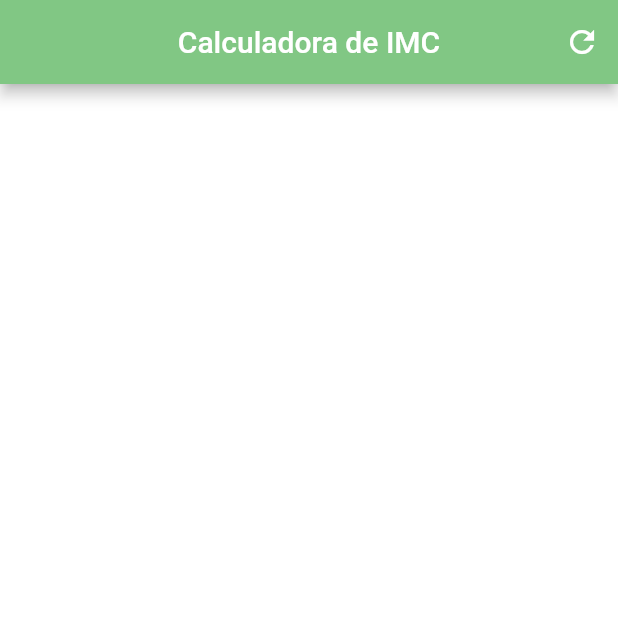
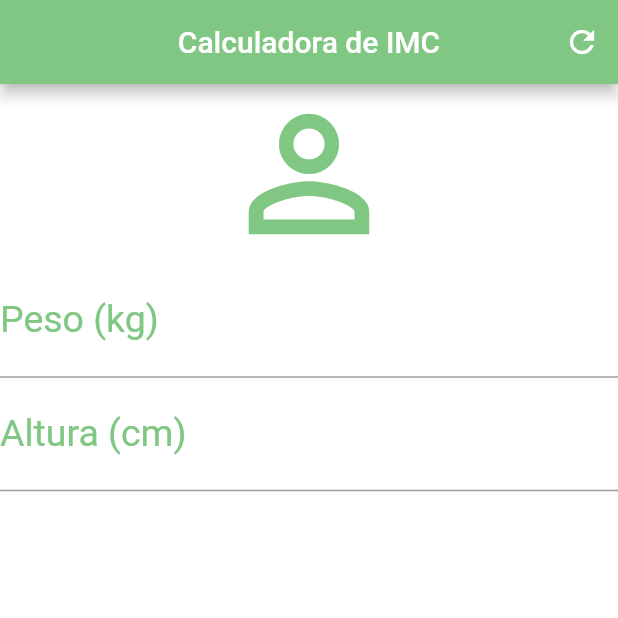
Before and after one commit to karinesobrinho/calculoIMC, a Flutter app: the screen it shows after launch, on a phone screen of 412 x 824 dp, the top half of it. Run offline on Flutter 3.47's test engine with Material 2 defaults, Android fonts, the phone set to English and light mode, and no system bars.

Commit message:
textInput ok

```diff
--- a/lib/main.dart
+++ b/lib/main.dart
@@ -24,6 +24,28 @@ class _HomeState extends State<Home> {
         ],
       ),
       backgroundColor: Colors.white,
+      body: Column(
+        crossAxisAlignment: CrossAxisAlignment.stretch,
+        children: <Widget>[
+          Icon(Icons.person_outline, color: Colors.green[300], size: 120.0),
+          TextField(keyboardType: TextInputType.number,
+            decoration: InputDecoration(
+              labelText: 'Peso (kg)',
+              labelStyle: TextStyle(color: Colors.green[300])
+          ),
+          textAlign: TextAlign.center,
+          style: TextStyle(fontSize: 25.0, color: Colors.green[300]),
+          ),
+          TextField(keyboardType: TextInputType.number,
+            decoration: InputDecoration(
+              labelText: 'Altura (cm)',
+              labelStyle: TextStyle(color: Colors.green[300])
+          ),
+          textAlign: TextAlign.center,
+          style: TextStyle(fontSize: 25.0, color: Colors.green[300]),
+          ),
+        ],
+      ),
     );
   }
 }
```
